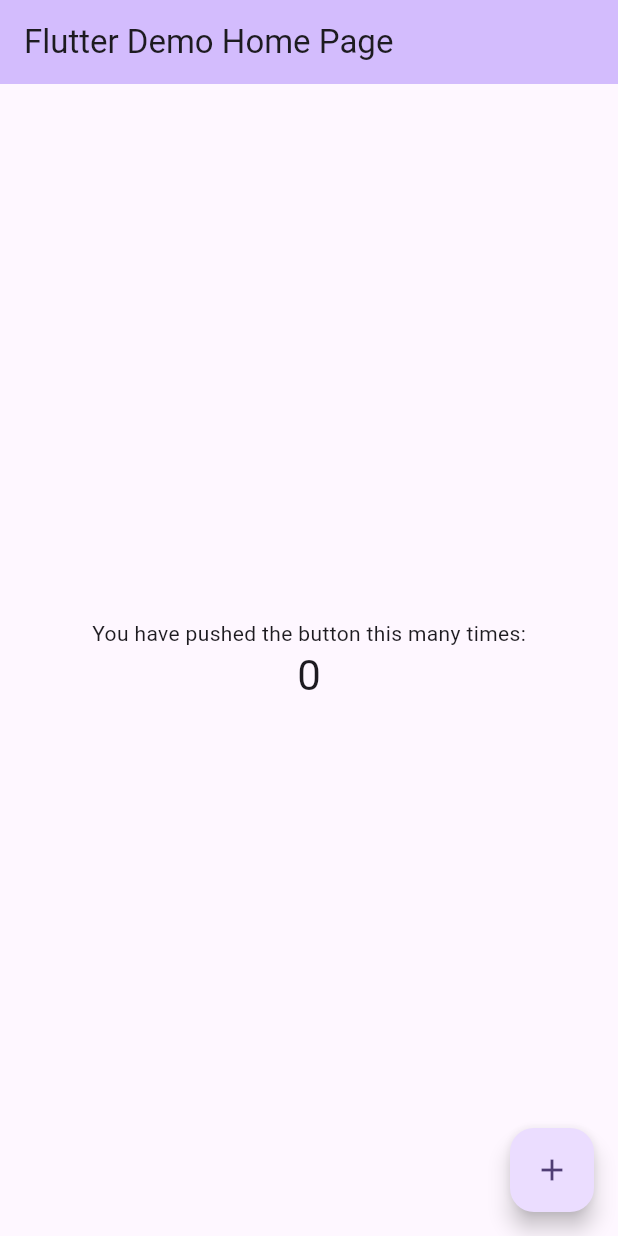
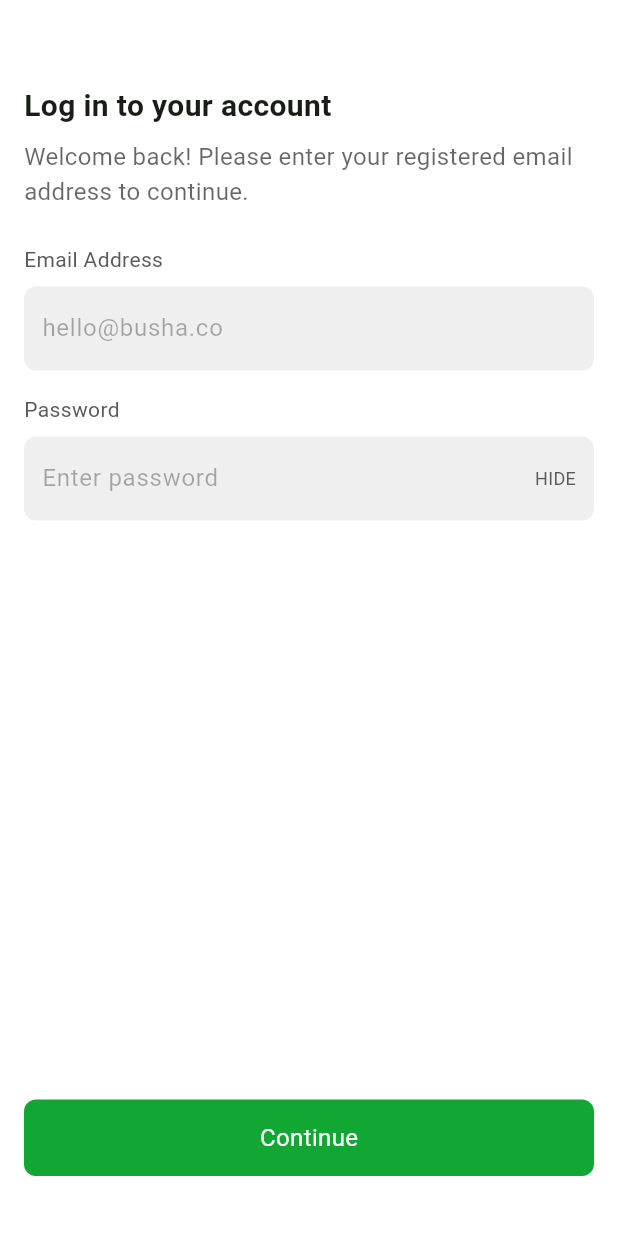
Before and after one commit to donkizzy/tezos_crypto, a Flutter app: the screen it shows after launch, on a phone screen of 412 x 824 dp. Run offline on Flutter 3.47's test engine with Material 3 defaults, Android fonts, the phone set to English and light mode, and no system bars.

Commit message:
completed login page

```diff
--- a/lib/app/presentation/pages/login.dart
+++ b/lib/app/presentation/pages/login.dart
@@ -0,0 +1,70 @@
+import 'package:flutter/material.dart';
+import 'package:tezos_asessment/app/presentation/widgets/custom_field.dart';
+import 'package:tezos_asessment/core/app_colors.dart';
+
+class LoginPage extends StatefulWidget {
+  const LoginPage({super.key});
+
+  @override
+  State<LoginPage> createState() => _LoginPageState();
+}
+
+class _LoginPageState extends State<LoginPage> {
+  @override
+  Widget build(BuildContext context) {
+    return Scaffold(
+      backgroundColor: Colors.white,
+      appBar: AppBar(
+        backgroundColor: Colors.white,
+      ),
+      bottomNavigationBar: Container(
+        decoration: BoxDecoration(
+          color: salemGreen,
+          borderRadius: BorderRadius.circular(8),
+        ),
+        margin: const EdgeInsets.only(bottom: 40, left: 16,right: 16),
+        padding: const EdgeInsets.symmetric(vertical: 14),
+        child:  const Row(
+          mainAxisAlignment: MainAxisAlignment.center,
+          children: [
+            Text('Continue',style: TextStyle(color: Colors.white,fontSize: 16),),
+          ],
+        ),
+      ),
+      body: ListView(
+        padding: const EdgeInsets.symmetric(horizontal: 16),
+        children: [
+          const Text(
+            'Log in to your account',
+            style: TextStyle(fontSize: 20, fontWeight: FontWeight.w700),
+          ),
+          const SizedBox(
+            height: 8,
+          ),
+          Text(
+            'Welcome back! Please enter your registered email address to continue.',
+            style: TextStyle(fontSize: 16, fontWeight: FontWeight.w400,color: Colors.black.withOpacity(0.6)),
+          ),
+          const SizedBox(
+            height: 24,
+          ),
+          const CustomField(
+            title: 'Email Address',
+            hintText: 'hello@busha.co',
+          ),
+          const SizedBox(
+            height: 16,
+          ),
+           const CustomField(
+            title: 'Password',
+            hintText: 'Enter password',
+            suffixIcon: Text(
+              'HIDE',
+              style: TextStyle(color: scorpionGrey,fontSize: 12),
+            ),
+          ),
+        ],
+      ),
+    );
+  }
+}
--- /dev/null
+++ b/lib/core/app_colors.dart
@@ -0,0 +1,5 @@
+import 'package:flutter/material.dart';
+
+const Color salemGreen  = Color(0XFF12A633);
+const Color galleryWhite  = Color(0XFFEFEFEF);
+const Color scorpionGrey  = Color(0XFF5A5A5A);
--- a/lib/main.dart
+++ b/lib/main.dart
@@ -1,4 +1,6 @@
 import 'package:flutter/material.dart';
+import 'package:tezos_asessment/app/presentation/pages/login.dart';
+import 'package:tezos_asessment/core/app_colors.dart';
 
 void main() {
   runApp(const MyApp());
@@ -13,113 +15,10 @@ class MyApp extends StatelessWidget {
     return MaterialApp(
       title: 'Flutter Demo',
       theme: ThemeData(
-        // This is the theme of your application.
-        //
-        // TRY THIS: Try running your application with "flutter run". You'll see
-        // the application has a purple toolbar. Then, without quitting the app,
-        // try changing the seedColor in the colorScheme below to Colors.green
-        // and then invoke "hot reload" (save your changes or press the "hot
-        // reload" button in a Flutter-supported IDE, or press "r" if you used
-        // the command line to start the app).
-        //
-        // Notice that the counter didn't reset back to zero; the application
-        // state is not lost during the reload. To reset the state, use hot
-        // restart instead.
-        //
-        // This works for code too, not just values: Most code changes can be
-        // tested with just a hot reload.
-        colorScheme: ColorScheme.fromSeed(seedColor: Colors.deepPurple),
+        colorScheme: ColorScheme.fromSeed(seedColor: salemGreen),
         useMaterial3: true,
       ),
-      home: const MyHomePage(title: 'Flutter Demo Home Page'),
+      home: const LoginPage(),
     );
   }
 }
-
-class MyHomePage extends StatefulWidget {
-  const MyHomePage({super.key, required this.title});
-
-  // This widget is the home page of your application. It is stateful, meaning
-  // that it has a State object (defined below) that contains fields that affect
-  // how it looks.
-
-  // This class is the configuration for the state. It holds the values (in this
-  // case the title) provided by the parent (in this case the App widget) and
-  // used by the build method of the State. Fields in a Widget subclass are
-  // always marked "final".
-
-  final String title;
-
-  @override
-  State<MyHomePage> createState() => _MyHomePageState();
-}
-
-class _MyHomePageState extends State<MyHomePage> {
-  int _counter = 0;
-
-  void _incrementCounter() {
-    setState(() {
-      // This call to setState tells the Flutter framework that something has
-      // changed in this State, which causes it to rerun the build method below
-      // so that the display can reflect the updated values. If we changed
-      // _counter without calling setState(), then the build method would not be
-      // called again, and so nothing would appear to happen.
-      _counter++;
-    });
-  }
-
-  @override
-  Widget build(BuildContext context) {
-    // This method is rerun every time setState is called, for instance as done
-    // by the _incrementCounter method above.
-    //
-    // The Flutter framework has been optimized to make rerunning build methods
-    // fast, so that you can just rebuild anything that needs updating rather
-    // than having to individually change instances of widgets.
-    return Scaffold(
-      appBar: AppBar(
-        // TRY THIS: Try changing the color here to a specific color (to
-        // Colors.amber, perhaps?) and trigger a hot reload to see the AppBar
-        // change color while the other colors stay the same.
-        backgroundColor: Theme.of(context).colorScheme.inversePrimary,
-        // Here we take the value from the MyHomePage object that was created by
-        // the App.build method, and use it to set our appbar title.
-        title: Text(widget.title),
-      ),
-      body: Center(
-        // Center is a layout widget. It takes a single child and positions it
-        // in the middle of the parent.
-        child: Column(
-          // Column is also a layout widget. It takes a list of children and
-          // arranges them vertically. By default, it sizes itself to fit its
-          // children horizontally, and tries to be as tall as its parent.
-          //
-          // Column has various properties to control how it sizes itself and
-          // how it positions its children. Here we use mainAxisAlignment to
-          // center the children vertically; the main axis here is the vertical
-          // axis because Columns are vertical (the cross axis would be
-          // horizontal).
-          //
-          // TRY THIS: Invoke "debug painting" (choose the "Toggle Debug Paint"
-          // action in the IDE, or press "p" in the console), to see the
-          // wireframe for each widget.
-          mainAxisAlignment: MainAxisAlignment.center,
-          children: <Widget>[
-            const Text(
-              'You have pushed the button this many times:',
-            ),
-            Text(
-              '$_counter',
-              style: Theme.of(context).textTheme.headlineMedium,
-            ),
-          ],
-        ),
-      ),
-      floatingActionButton: FloatingActionButton(
-        onPressed: _incrementCounter,
-        tooltip: 'Increment',
-        child: const Icon(Icons.add),
-      ), // This trailing comma makes auto-formatting nicer for build methods.
-    );
-  }
-}
```
